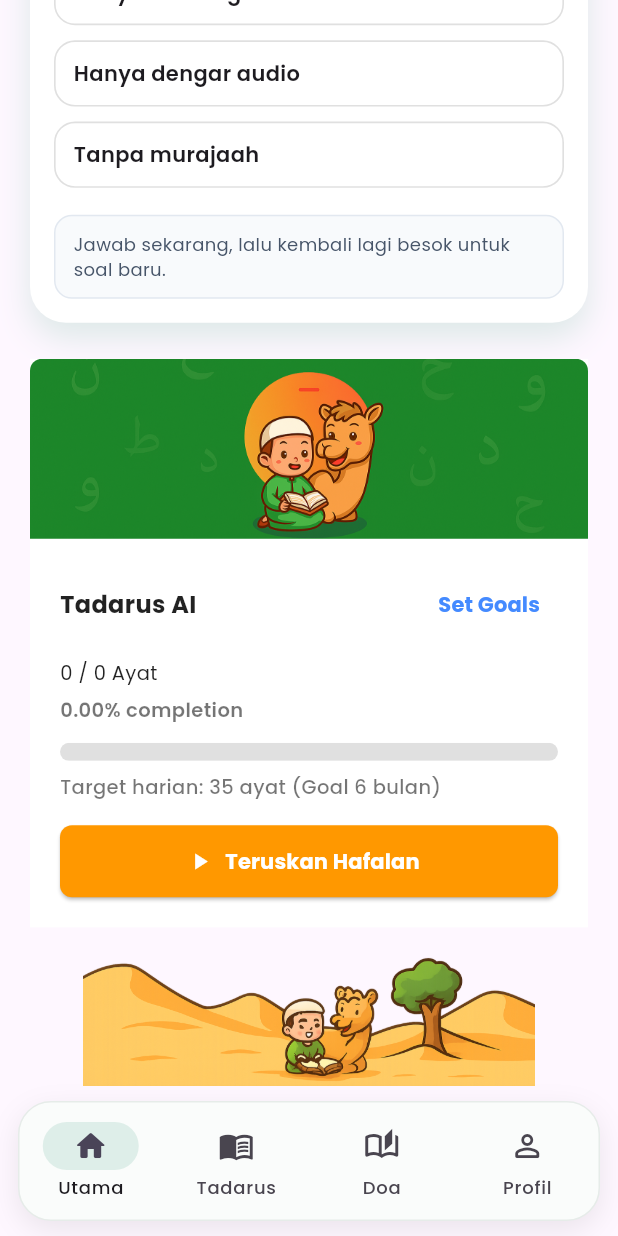
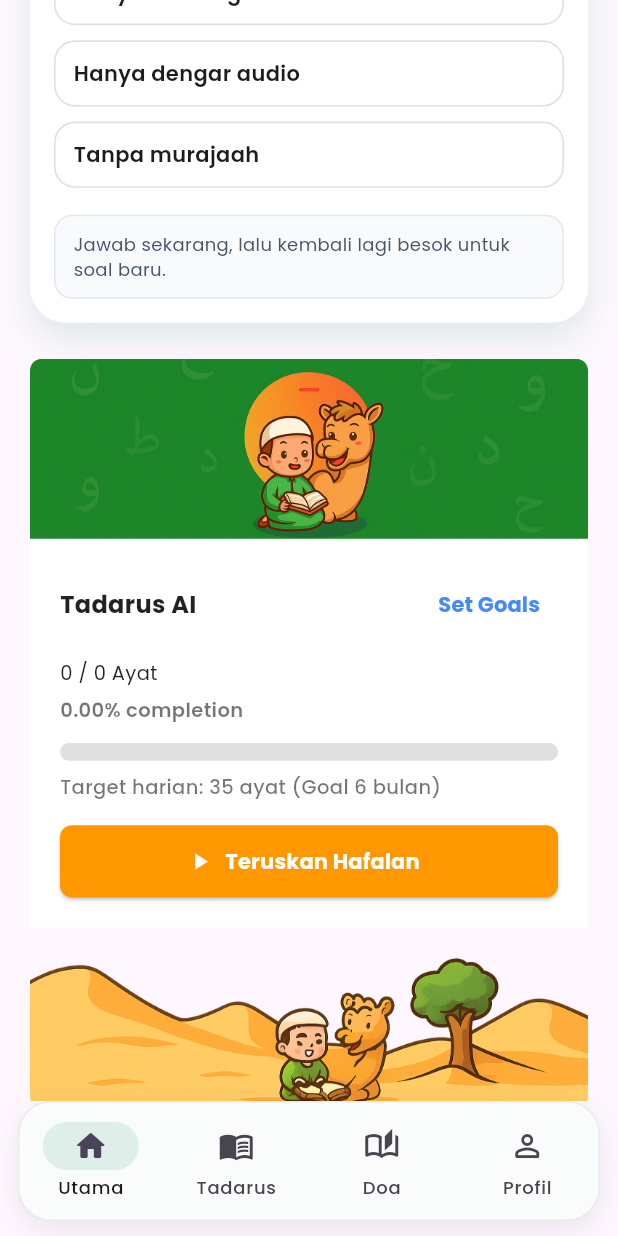
Before and after one commit to alfhian/jomngaji, a Flutter app: the HomePage screen opened directly, scrolled down 909 dp, on a phone screen of 412 x 824 dp. Run offline on Flutter 3.47's test engine with Material 3 defaults, Android fonts, the light colour scheme and no system bars; our stand-ins replace audioplayers, confetti, flutter_secure_storage, google_fonts, google_sign_in, just_audio and 4 more; missing offline and left inert: audio_session, dart:ffi, flutter_sound; accounts and stored records are empty; network calls fail.

Commit message:
fix(profile): use iqra completion progress endpoint and refine home footer image

```diff
--- a/jomngaji/lib/features/home/pages/home_page.dart
+++ b/jomngaji/lib/features/home/pages/home_page.dart
@@ -42,14 +42,18 @@ class HomePage extends StatelessWidget {
                   ],
                 ),
               ),
-              SizedBox(
-                width: double.infinity,
-                child: SizedBox(
-                  height: 88,
-                  child: Image.asset(
-                    'assets/images/background-mengaji.png',
-                    fit: BoxFit.contain,
-                    alignment: Alignment.bottomCenter,
+              Padding(
+                padding: const EdgeInsets.symmetric(horizontal: 20),
+                child: ClipRRect(
+                  borderRadius: BorderRadius.circular(14),
+                  child: SizedBox(
+                    width: double.infinity,
+                    height: 108,
+                    child: Image.asset(
+                      'assets/images/background-mengaji.png',
+                      fit: BoxFit.cover,
+                      alignment: Alignment.center,
+                    ),
                   ),
                 ),
               ),
```
Also changed, not shown: jomngaji/lib/features/home/pages/profile_page.dart (+8 -1 lines).
